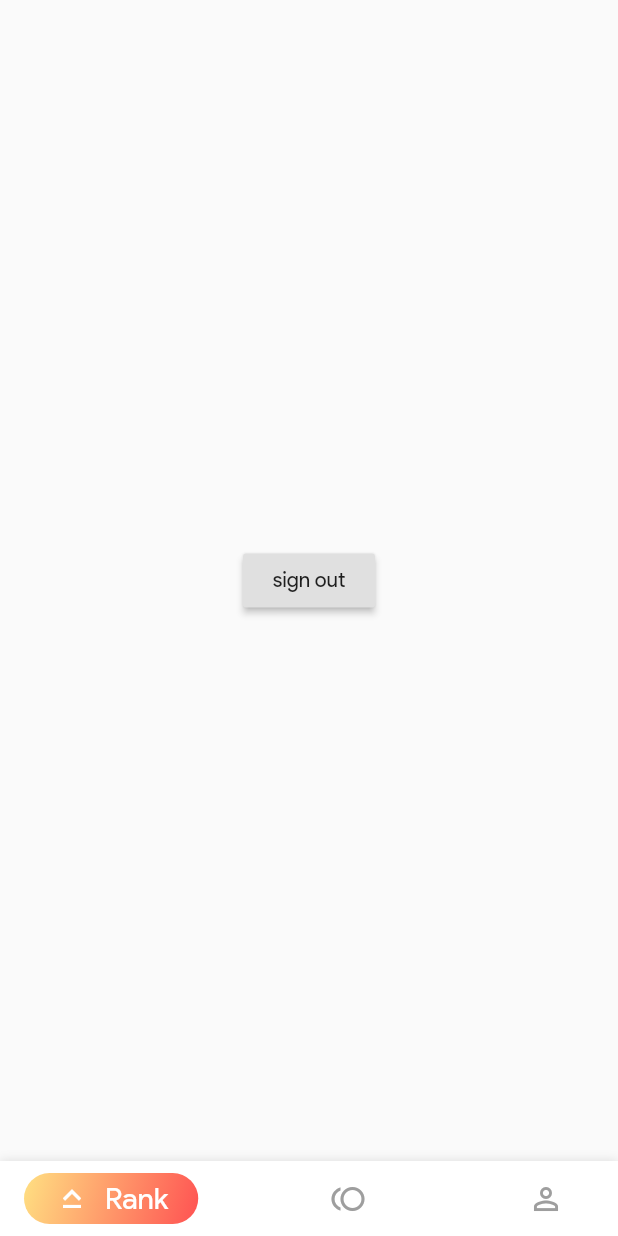
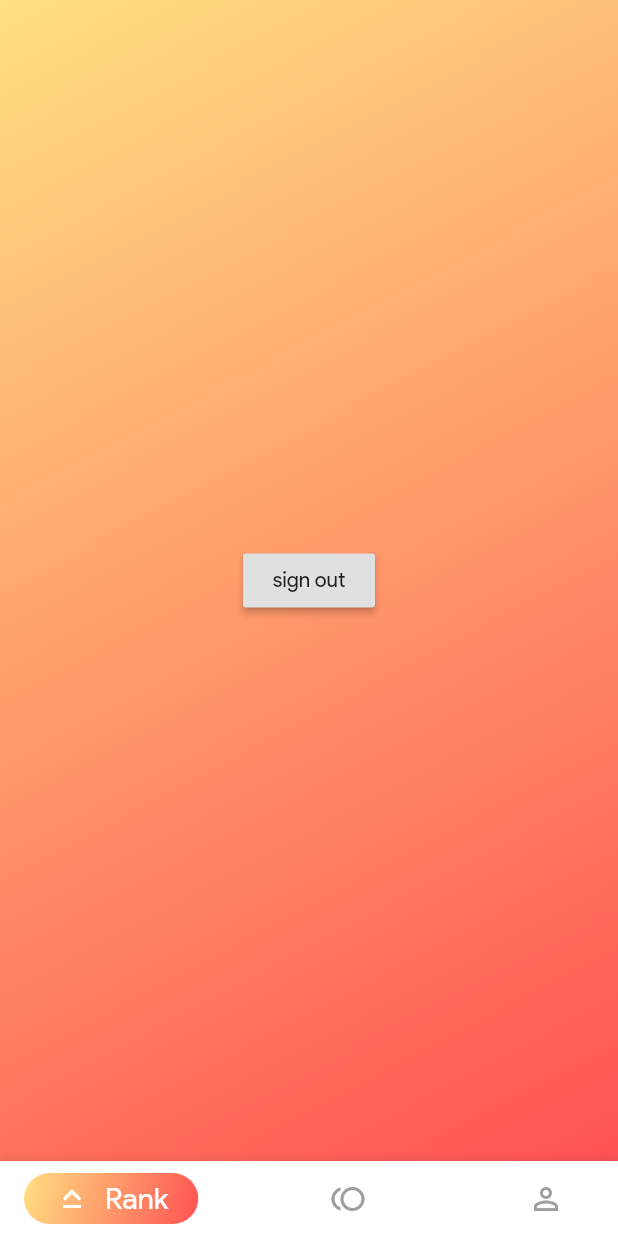
Before and after one commit to jbonner50/scout_tracker, a Flutter app: the screen it shows once a user with an empty profile is signed in, on a phone screen of 412 x 824 dp. Run offline on Flutter 3.47's test engine with Material 2 defaults, Android fonts, the light colour scheme and no system bars; drawn by our look-alikes of google_nav_bar; our stand-ins replace cloud_firestore, email_validator, firebase_auth, firebase_dynamic_links, flutter_speed_dial, flutter_spinkit and 1 more; accounts and stored records are empty.

Commit message:
added gradient to all screen backgrounds

```diff
--- a/lib/main.dart
+++ b/lib/main.dart
@@ -50,7 +50,7 @@ class MyApp extends StatelessWidget {
         value: SystemUiOverlayStyle(
             systemNavigationBarColor: Colors.white,
             systemNavigationBarIconBrightness: Brightness.dark,
-            statusBarColor: Colors.transparent,
+            statusBarColor: Colors.white12,
             statusBarIconBrightness: Brightness.light),
         child: NotificationListener<OverscrollIndicatorNotification>(
           onNotification: (overscroll) {
--- a/lib/screens/home/badges.dart
+++ b/lib/screens/home/badges.dart
@@ -2,6 +2,9 @@ import 'package:flutter/material.dart';
 import 'package:scout_tracker/services/auth.dart';
 
 class Badges extends StatefulWidget {
+  final Key key;
+  Badges(this.key);
+
   @override
   _BadgesState createState() => _BadgesState();
 }
@@ -10,6 +13,7 @@ class _BadgesState extends State<Badges> {
   @override
   Widget build(BuildContext context) {
     return Center(
+      key: widget.key,
       child: RaisedButton(
         child: Text('sign out'),
         onPressed: () => AuthService().logout(),
--- a/lib/screens/home/home.dart
+++ b/lib/screens/home/home.dart
@@ -21,9 +21,9 @@ class _HomeState extends State<Home> with SingleTickerProviderStateMixin {
   Widget _icon = Icon(Icons.add);
 
   List<Widget> _tabs = [
-    Rank(),
-    Badges(),
-    Profile(),
+    Rank(ValueKey(1)),
+    Badges(ValueKey(2)),
+    Profile(ValueKey(3)),
   ];
 
   @override
@@ -54,7 +54,33 @@ class _HomeState extends State<Home> with SingleTickerProviderStateMixin {
   @override
   Widget build(BuildContext context) {
     return Scaffold(
-      body: _tabs.elementAt(_selectedIndex),
+      body: Stack(
+        fit: StackFit.expand,
+        alignment: Alignment.topCenter,
+        children: [
+          // top gradient
+          Container(
+            height: MediaQuery.of(context).size.height,
+            width: MediaQuery.of(context).size.width,
+            alignment: Alignment.topRight,
+            decoration: new BoxDecoration(
+              gradient: new LinearGradient(
+                colors: [
+                  Colors.amber[200],
+                  Colors.redAccent,
+                ],
+                begin: Alignment.topLeft,
+                end: Alignment.bottomRight,
+              ),
+            ),
+          ),
+          SafeArea(
+            child: AnimatedSwitcher(
+                duration: Duration(milliseconds: 200),
+                child: _tabs.elementAt(_selectedIndex)),
+          ),
+        ],
+      ),
       // floatingActionButton: SpeedDial(
       //   backgroundColor: Colors.white,
       //   foregroundColor: Colors.redAccent[100],
--- a/lib/screens/home/rank.dart
+++ b/lib/screens/home/rank.dart
@@ -2,6 +2,9 @@ import 'package:flutter/material.dart';
 import 'package:scout_tracker/services/auth.dart';
 
 class Rank extends StatefulWidget {
+  final Key key;
+  Rank(this.key);
+
   @override
   _RankState createState() => _RankState();
 }
@@ -10,6 +13,7 @@ class _RankState extends State<Rank> {
   @override
   Widget build(BuildContext context) {
     return Center(
+      key: widget.key,
       child: RaisedButton(
         child: Text('sign out'),
         onPressed: () => AuthService().logout(),
```
Also changed, not shown: lib/screens/home/profile.dart (+11 -34 lines).
